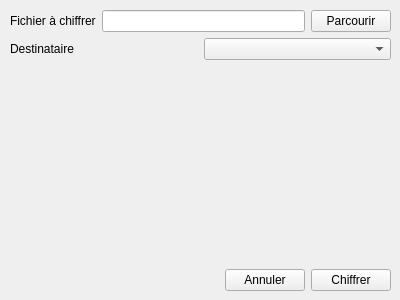
Before: the Qt Designer form GuiPG/src/View/fileencryption.ui in Diakakodo/GuiPG, drawn with Qt 5.
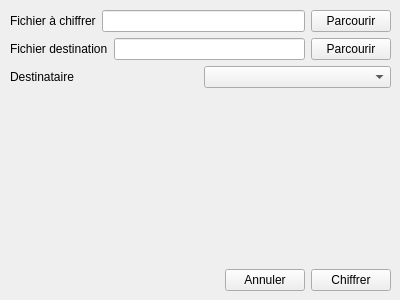
After: the same form once the commit is applied.

Commit message: FileEncryption : choix du fichier de sortie

```diff
--- a/GuiPG/src/View/fileencryption.ui
+++ b/GuiPG/src/View/fileencryption.ui
@@ -44,6 +44,27 @@
       </item>
      </layout>
     </item>
+    <item>
+     <layout class="QHBoxLayout" name="horizontalLayout_8">
+      <item>
+       <widget class="QLabel" name="outputLabel">
+        <property name="text">
+         <string>Fichier destination</string>
+        </property>
+       </widget>
+      </item>
+      <item>
+       <widget class="QLineEdit" name="outputEdit"/>
+      </item>
+      <item>
+       <widget class="QPushButton" name="outputButton">
+        <property name="text">
+         <string>Parcourir</string>
+        </property>
+       </widget>
+      </item>
+     </layout>
+    </item>
     <item>
      <layout class="QHBoxLayout" name="horizontalLayout_2">
       <item>
```
The commit also changes 2 other files.
